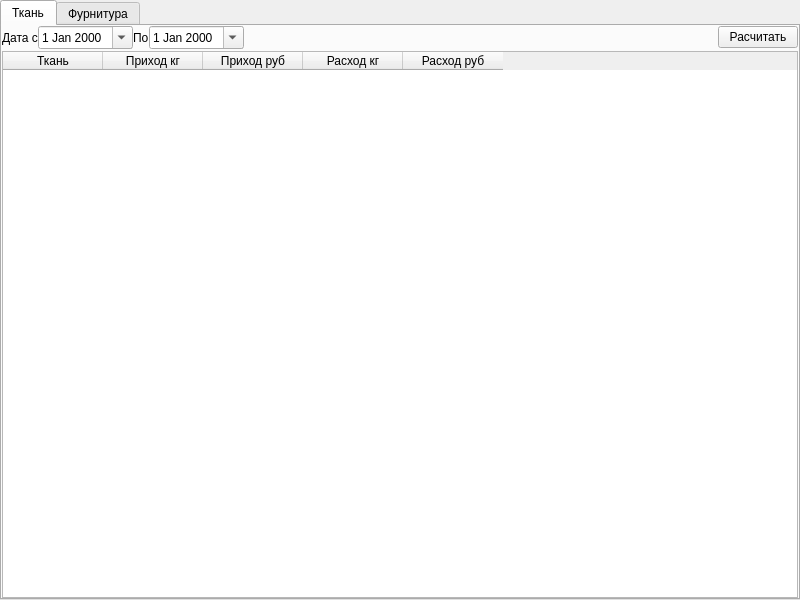
Above: ui/report_material_consumption.ui from Meller008/CRM-Avi before the change. Below: the same form after it.
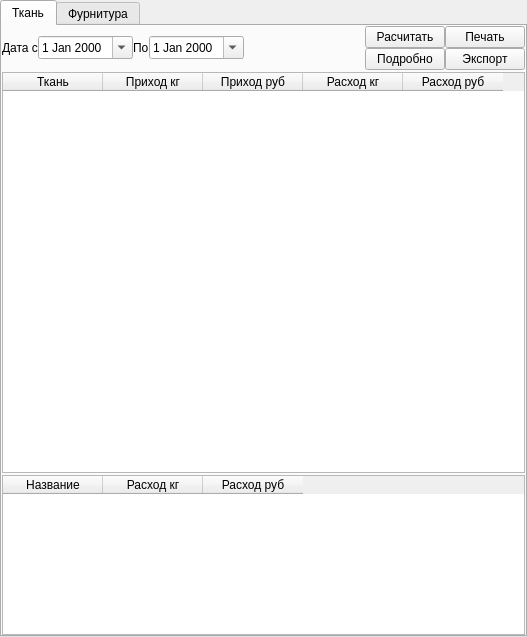
That is the form after the change.

Commit message: мак - почти доделан расчет расходов ткани

Patch:
```diff
--- a/ui/report_material_consumption.ui
+++ b/ui/report_material_consumption.ui
@@ -6,8 +6,8 @@
    <rect>
     <x>0</x>
     <y>0</y>
-    <width>800</width>
-    <height>600</height>
+    <width>527</width>
+    <height>637</height>
    </rect>
   </property>
   <property name="windowTitle">
@@ -39,7 +39,7 @@
        <attribute name="title">
         <string>Ткань</string>
        </attribute>
-       <layout class="QGridLayout" name="gridLayout_3">
+       <layout class="QGridLayout" name="gridLayout_3" rowstretch="0,5,2">
         <property name="leftMargin">
          <number>0</number>
         </property>
@@ -60,14 +60,14 @@
           <property name="spacing">
            <number>0</number>
           </property>
-          <item row="0" column="2">
-           <widget class="QLabel" name="label_2">
-            <property name="text">
-             <string>По</string>
+          <item row="0" column="1" rowspan="2">
+           <widget class="QDateEdit" name="de_material_from">
+            <property name="calendarPopup">
+             <bool>true</bool>
             </property>
            </widget>
           </item>
-          <item row="0" column="0">
+          <item row="0" column="0" rowspan="2">
            <widget class="QLabel" name="label">
             <property name="text">
              <string>Дата с</string>
@@ -81,14 +81,7 @@
             </property>
            </widget>
           </item>
-          <item row="0" column="1">
-           <widget class="QDateEdit" name="de_material_from">
-            <property name="calendarPopup">
-             <bool>true</bool>
-            </property>
-           </widget>
-          </item>
-          <item row="0" column="3">
+          <item row="0" column="3" rowspan="2">
            <widget class="QDateEdit" name="de_material_to">
             <property name="calendarPopup">
              <bool>true</bool>
@@ -108,6 +101,34 @@
             </property>
            </spacer>
           </item>
+          <item row="1" column="5">
+           <widget class="QPushButton" name="pushButton_3">
+            <property name="text">
+             <string>Подробно</string>
+            </property>
+           </widget>
+          </item>
+          <item row="0" column="2" rowspan="2">
+           <widget class="QLabel" name="label_2">
+            <property name="text">
+             <string>По</string>
+            </property>
+           </widget>
+          </item>
+          <item row="0" column="6">
+           <widget class="QPushButton" name="pushButton_4">
+            <property name="text">
+             <string>Печать</string>
+            </property>
+           </widget>
+          </item>
+          <item row="1" column="6">
+           <widget class="QPushButton" name="pushButton_5">
+            <property name="text">
+             <string>Экспорт</string>
+            </property>
+           </widget>
+          </item>
          </layout>
         </item>
         <item row="1" column="0">
@@ -118,6 +139,15 @@
             <pointsize>9</pointsize>
            </font>
           </property>
+          <property name="editTriggers">
+           <set>QAbstractItemView::NoEditTriggers</set>
+          </property>
+          <property name="alternatingRowColors">
+           <bool>true</bool>
+          </property>
+          <property name="selectionBehavior">
+           <enum>QAbstractItemView::SelectRows</enum>
+          </property>
           <attribute name="verticalHeaderVisible">
            <bool>false</bool>
           </attribute>
@@ -154,6 +184,49 @@
           </column>
          </widget>
         </item>
+        <item row="2" column="0">
+         <widget class="QTableWidget" name="tw_material_info">
+          <property name="font">
+           <font>
+            <family>Tahoma</family>
+            <pointsize>9</pointsize>
+           </font>
+          </property>
+          <property name="editTriggers">
+           <set>QAbstractItemView::NoEditTriggers</set>
+          </property>
+          <property name="alternatingRowColors">
+           <bool>true</bool>
+          </property>
+          <property name="selectionBehavior">
+           <enum>QAbstractItemView::SelectRows</enum>
+          </property>
+          <attribute name="verticalHeaderVisible">
+           <bool>false</bool>
+          </attribute>
+          <attribute name="verticalHeaderDefaultSectionSize">
+           <number>20</number>
+          </attribute>
+          <attribute name="verticalHeaderMinimumSectionSize">
+           <number>18</number>
+          </attribute>
+          <column>
+           <property name="text">
+            <string>Название</string>
+           </property>
+          </column>
+          <column>
+           <property name="text">
+            <string>Расход кг</string>
+           </property>
+          </column>
+          <column>
+           <property name="text">
+            <string>Расход руб</string>
+           </property>
+          </column>
+         </widget>
+        </item>
        </layout>
       </widget>
       <widget class="QWidget" name="tab_2">
```
Left out of the diff: 23 changed lines with no effect on the pictures. The commit also changes 1 other file.
